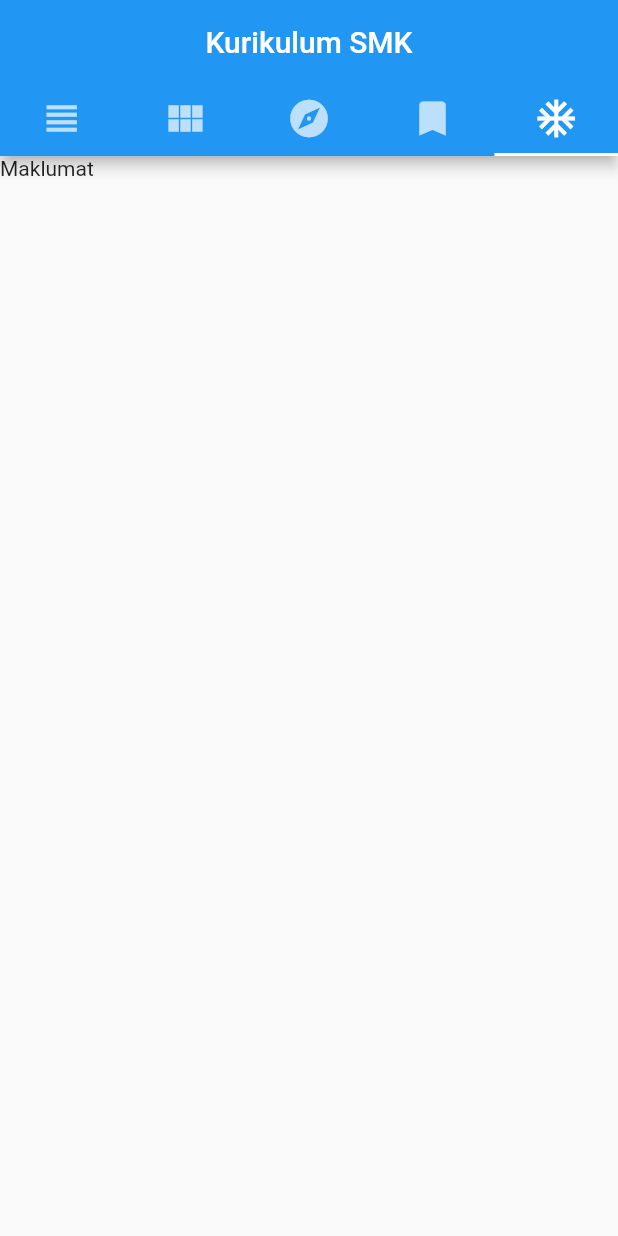
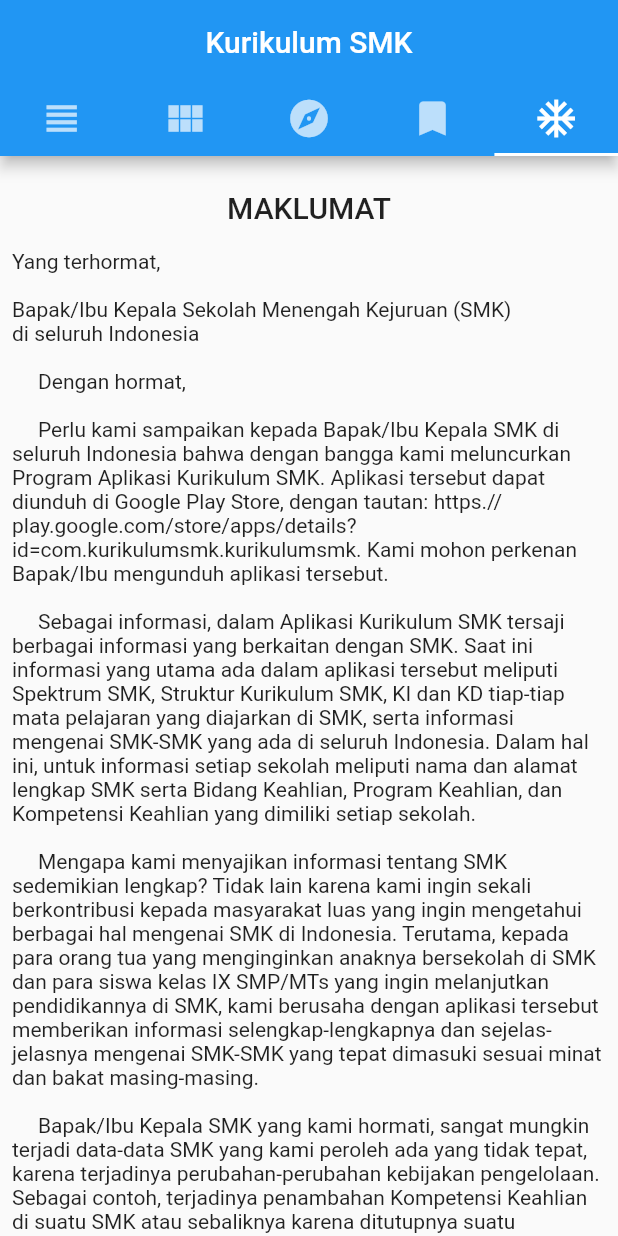
Before and after one commit to dwhub/appsmk, a Flutter app: the screen it shows after launch, tab 5 chosen, on a phone screen of 412 x 824 dp. Run offline on Flutter 3.47's test engine with Material 2 defaults, Android fonts, the phone set to English and light mode, and no system bars; our stand-ins replace splashscreen.

Commit message:
Update maklumat

```diff
--- a/lib/splash.dart
+++ b/lib/splash.dart
@@ -10,7 +10,7 @@ class Splash extends StatefulWidget {
 class _SplashState extends State<Splash> {
   @override
   Widget build(BuildContext context) {
-    return new SplashScreen(
+    return SplashScreen(
       seconds: 5,
       navigateAfterSeconds: new KurikulumSMKApp(),
       title: new Text('Kurikulum SMK',
--- a/lib/tabs/maklumat.dart
+++ b/lib/tabs/maklumat.dart
@@ -3,8 +3,38 @@ import 'package:flutter/material.dart';
 class MaklumatScreen extends StatelessWidget {
   @override
   Widget build(BuildContext context) {
-    return Container(
-      child: Text('Maklumat'),
+    return SingleChildScrollView(
+      child: Column(
+          children: [
+            Center(
+              child: Text('\nMAKLUMAT', style: Theme.of(context).textTheme.title,),
+            ),
+            Align(
+              alignment: Alignment.centerLeft,
+              child: Padding(
+                padding: EdgeInsets.only(left: 8, right: 8),
+                child: SafeArea(
+                  child: RichText(
+                  text: TextSpan(
+                      style: Theme.of(context).textTheme.body1,
+                      children: <TextSpan>[
+                        TextSpan(text: '\nYang terhormat,'),
+                        TextSpan(text: '\n\nBapak/Ibu Kepala Sekolah Menengah Kejuruan (SMK)'),
+                        TextSpan(text: '\ndi seluruh Indonesia'),
+                        TextSpan(text: '\n\n     Dengan hormat,'),
+                        TextSpan(text: '\n\n     Perlu kami sampaikan kepada Bapak/Ibu Kepala SMK di seluruh Indonesia bahwa dengan bangga kami meluncurkan Program Aplikasi Kurikulum SMK. Aplikasi tersebut dapat diunduh di Google Play Store, dengan tautan: https.//play.google.com/store/apps/details?id=com.kurikulumsmk.kurikulumsmk. Kami mohon perkenan Bapak/Ibu mengunduh aplikasi tersebut.'),
+                        TextSpan(text: '\n\n     Sebagai informasi, dalam Aplikasi Kurikulum SMK tersaji berbagai informasi yang berkaitan dengan SMK. Saat ini informasi yang utama ada dalam aplikasi tersebut meliputi Spektrum SMK, Struktur Kurikulum SMK, KI dan KD tiap-tiap mata pelajaran yang diajarkan di SMK, serta informasi mengenai SMK-SMK yang ada di seluruh Indonesia. Dalam hal ini, untuk informasi setiap sekolah meliputi nama dan alamat lengkap SMK serta Bidang Keahlian, Program Keahlian, dan Kompetensi Keahlian yang dimiliki setiap sekolah.'),
+                        TextSpan(text: '\n\n     Mengapa kami menyajikan informasi tentang SMK sedemikian lengkap? Tidak lain karena kami ingin sekali berkontribusi kepada masyarakat luas yang ingin mengetahui berbagai hal mengenai SMK di Indonesia. Terutama, kepada para orang tua yang menginginkan anaknya bersekolah di SMK dan para siswa kelas IX SMP/MTs yang ingin melanjutkan pendidikannya di SMK, kami berusaha dengan aplikasi tersebut memberikan informasi selengkap-lengkapnya dan sejelas-jelasnya mengenai SMK-SMK yang tepat dimasuki sesuai minat dan bakat masing-masing.'),
+                        TextSpan(text: '\n\n     Bapak/Ibu Kepala SMK yang kami hormati, sangat mungkin terjadi data-data SMK yang kami peroleh ada yang tidak tepat, karena terjadinya perubahan-perubahan kebijakan pengelolaan. Sebagai contoh, terjadinya penambahan Kompetensi Keahlian di suatu SMK atau sebaliknya karena ditutupnya suatu Kompetensi Keahlian di SMK yang lain.'),
+                        TextSpan(text: '\n\n     Berkenaan dengan hal tersebut, apabila ketika Bapak/Ibu membuka Aplikasi Kurikulum SMK dan mengetahui bahwa data-data mengenai SMK Bapak/Ibu terdapat ketidaksesuaian, kami mohon Bapak/Ibu bisa menginformasikan kepada kami melalui narahubung (contact person):'),
+                      ],
+                    ),
+                  ),
+                ),
+              ),
+            ),
+          ]
+      )
     );
   }
 }
```
Also changed, not shown: 1 other file.
